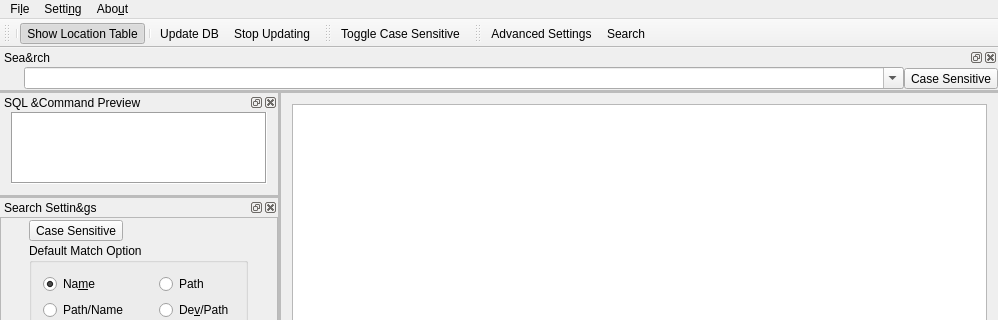
Qt form src/Ui_mainwindow.ui (chg-hou/DawnlightSearch) before a commit; both pictures show x 0 to 998 and y 0 to 320 of the 998 by 642 pixel window.
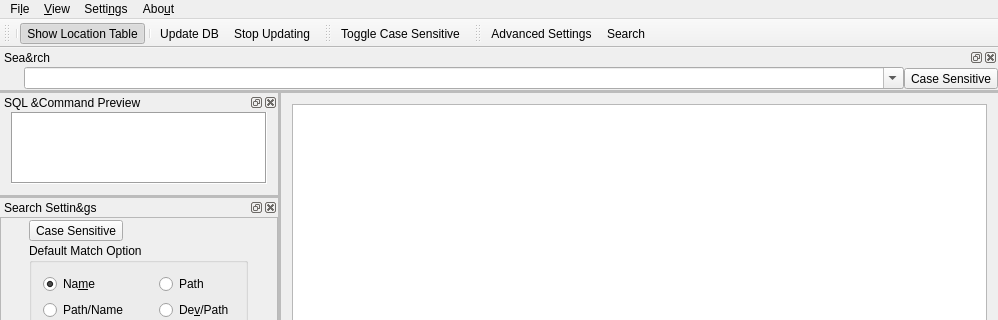
The same form after that commit. Icons and pictures are not drawn.

What changed in the file:
```diff
--- a/src/Ui_mainwindow.ui
+++ b/src/Ui_mainwindow.ui
@@ -99,7 +99,7 @@
    </widget>
    <widget class="QMenu" name="menuSetting">
     <property name="title">
-     <string>Setti&amp;ng</string>
+     <string>Setti&amp;ngs</string>
     </property>
     <widget class="QMenu" name="menuLanguage">
      <property name="title">
@@ -132,7 +132,21 @@
     <addaction name="actionOpen_Project_Homepage"/>
     <addaction name="actionLatest_Version"/>
    </widget>
+   <widget class="QMenu" name="menuView">
+    <property name="title">
+     <string>&amp;View</string>
+    </property>
+    <addaction name="actionShowView_Search_Dock"/>
+    <addaction name="actionShowView_Search_Settings_Dock"/>
+    <addaction name="actionShowView_Database_Dock"/>
+    <addaction name="actionShowView_SQL_Command_Preview_Dock"/>
+    <addaction name="separator"/>
+    <addaction name="actionShowView_Toolbar"/>
+    <addaction name="actionShowView_Toolbar_Case_Snesitive"/>
+    <addaction name="actionShowView_Toolbar_Advanced_Setting"/>
+   </widget>
    <addaction name="menuGf"/>
+   <addaction name="menuView"/>
    <addaction name="menuSetting"/>
    <addaction name="menuAbout"/>
   </widget>
```
Left out of the diff: 191 changed lines with no effect on the pictures.
